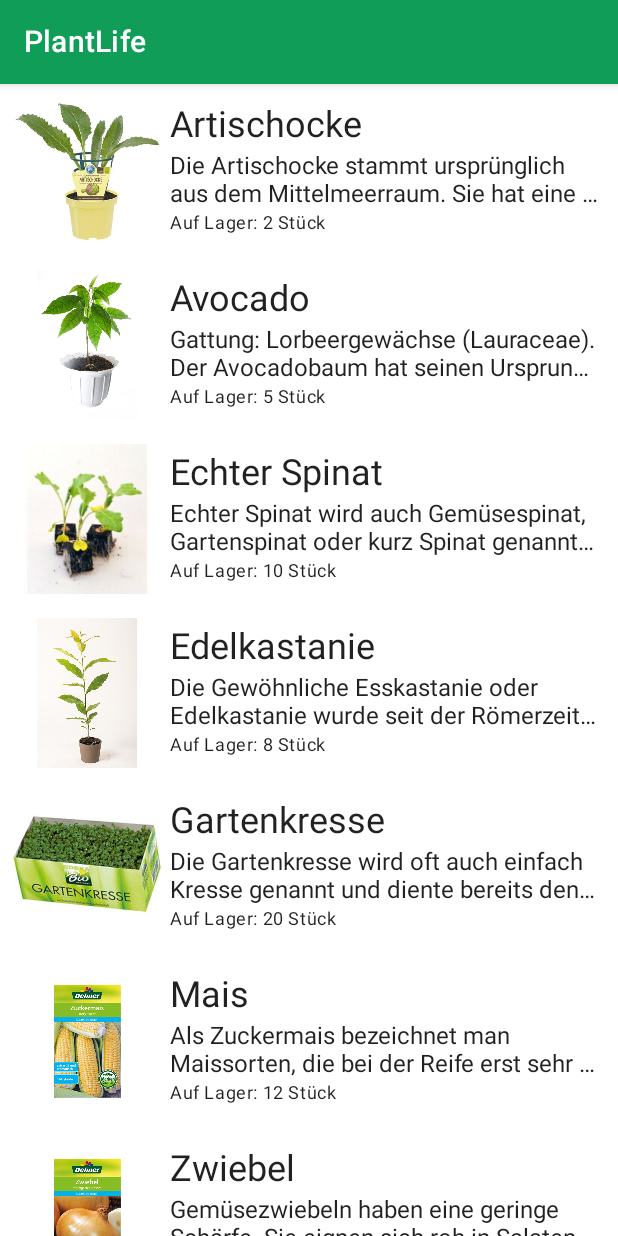
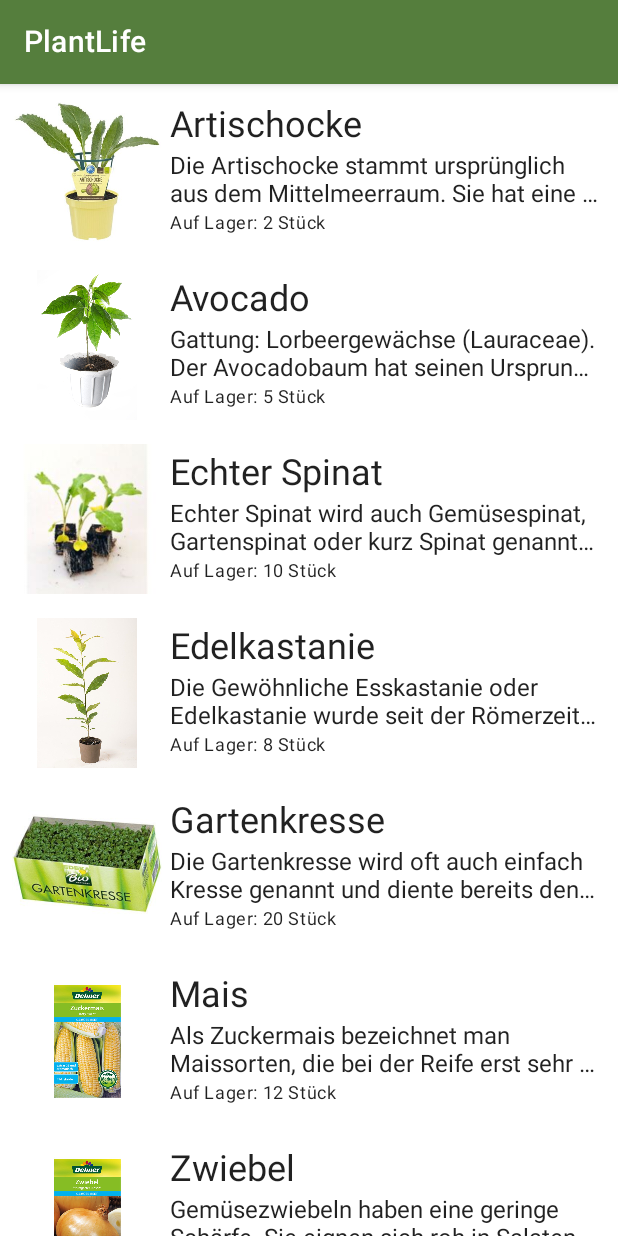
Before and after one commit to 2122-4ahif-nvs/01-microproject-AnnaHartl, an Android app built with Jetpack Compose: the screen it shows after launch (MainActivity), on a phone screen of 412 x 824 dp. Run offline under Robolectric (Android 15) with nearby library versions, the phone set to English and light mode, and no system bars; our stand-ins replace accompanist.

Commit message:
PlantLife - status bar changed

```diff
--- a/PlantLifeApp/app/build.gradle
+++ b/PlantLifeApp/app/build.gradle
@@ -48,6 +48,8 @@ android {
 dependencies {
     def nav_version = "2.4.2"
 
+    implementation "com.google.accompanist:accompanist-systemuicontroller:0.17.0"
+
     implementation "androidx.navigation:navigation-compose:$nav_version"
     implementation 'androidx.core:core-ktx:1.7.0'
     implementation "androidx.compose.ui:ui:$compose_version"
--- a/PlantLifeApp/app/src/main/AndroidManifest.xml
+++ b/PlantLifeApp/app/src/main/AndroidManifest.xml
@@ -11,8 +11,10 @@
         android:label="@string/app_name"
         android:roundIcon="@mipmap/ic_launcher_round"
         android:supportsRtl="true"
-        android:theme="@style/Theme.PlantLife"
-        tools:targetApi="31">
+        tools:targetApi="31"
+        android:theme="@android:style/Theme.Holo.NoActionBar.Fullscreen"
+        >
+
         <activity
             android:name=".MainActivity"
             android:exported="true"
--- a/PlantLifeApp/app/src/main/java/at/htl/plantlife/MainActivity.kt
+++ b/PlantLifeApp/app/src/main/java/at/htl/plantlife/MainActivity.kt
@@ -1,6 +1,8 @@
 package at.htl.plantlife
 
+import android.os.Build
 import android.os.Bundle
+import android.view.WindowManager
 import androidx.activity.ComponentActivity
 import androidx.activity.compose.setContent
 import androidx.compose.foundation.Image
@@ -9,6 +11,8 @@ import androidx.compose.foundation.layout.*
 import androidx.compose.foundation.lazy.LazyColumn
 import androidx.compose.foundation.lazy.items
 import androidx.compose.material.*
+import androidx.compose.material.MaterialTheme.colors
+import androidx.compose.material.SnackbarDefaults.backgroundColor
 import androidx.compose.material.icons.Icons
 import androidx.compose.material.icons.filled.KeyboardArrowDown
 import androidx.compose.material.icons.filled.KeyboardArrowUp
@@ -55,7 +59,7 @@ fun PlantLifeApp() {
         PlantLifeNavHost(navController = navController)
 
         Scaffold(
-            topBar = { TopAppBar(title = { Text("PlantLife", color = Color.White) }, backgroundColor = Color(0xff0f9d58)) }
+            topBar = { TopAppBar(title = { Text("PlantLife", color = Color.White) }, backgroundColor = Color(0xFF557E3D)) }
         ) { innerPadding ->
             PlantLifeNavHost(
                 navController = navController,
@@ -132,8 +136,10 @@ fun SingleProduct(product: Product) {
 @Composable
 fun DisplayButtons(product: Product) {
     Row {
-
-        Button(onClick = { /*TODO*/ }) {
+        Button(
+            onClick = { /*TODO*/ },
+            colors  = ButtonDefaults.buttonColors(backgroundColor = Color(0xFF557E3D))
+        ) {
             Text(text = "In den Einkaufswaagen")
         }
     }
--- a/PlantLifeApp/app/src/main/java/at/htl/plantlife/ui/theme/Color.kt
+++ b/PlantLifeApp/app/src/main/java/at/htl/plantlife/ui/theme/Color.kt
@@ -2,9 +2,8 @@ package at.htl.plantlife.ui.theme
 
 import androidx.compose.ui.graphics.Color
 
-val Purple200 = Color(0xFFBB86FC)
-val Purple500 = Color(0xFF6200EE)
-val Purple700 = Color(0xFF3700B3)
 val Teal200 = Color(0xFF03DAC5)
 val Green = Color(0xFF214626)
 val LightGreen = Color(0xFF4FA85B)
+val ButtonGreen = Color(0xFF557E3D)
+val StatusBar = Color(0xFF5C6855)
--- a/PlantLifeApp/app/src/main/java/at/htl/plantlife/ui/theme/Theme.kt
+++ b/PlantLifeApp/app/src/main/java/at/htl/plantlife/ui/theme/Theme.kt
@@ -5,16 +5,18 @@ import androidx.compose.material.MaterialTheme
 import androidx.compose.material.darkColors
 import androidx.compose.material.lightColors
 import androidx.compose.runtime.Composable
+import androidx.compose.ui.graphics.Color
+import com.google.accompanist.systemuicontroller.rememberSystemUiController
 
 private val DarkColorPalette = darkColors(
-    primary = Purple200,
-    primaryVariant = Purple700,
+    primary = Green,
+    primaryVariant = Green,
     secondary = Green
 )
 
 private val LightColorPalette = lightColors(
-    primary = Purple500,
-    primaryVariant = Purple700,
+    primary = Green,
+    primaryVariant = Green,
     secondary = Green
 
     /* Other default colors to override
@@ -35,6 +37,17 @@ fun PlantLifeTheme(darkTheme: Boolean = isSystemInDarkTheme(), content: @Composa
         LightColorPalette
     }
 
+    val systemUiController = rememberSystemUiController()
+    if(darkTheme){
+        systemUiController.setSystemBarsColor(
+            color = Color(0xFF353C31)
+        )
+    }else{
+        systemUiController.setSystemBarsColor(
+            color = Color.DarkGray
+        )
+    }
+
     MaterialTheme(
         colors = colors,
         typography = Typography,
```
Also changed, not shown: 3 other files.
